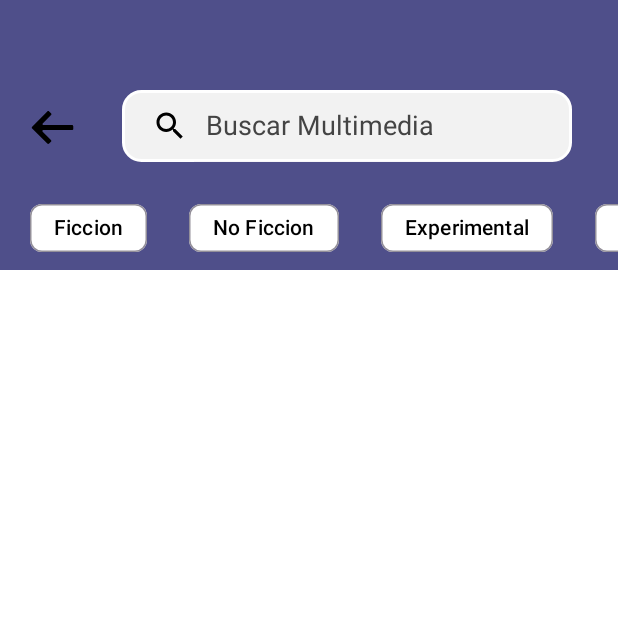
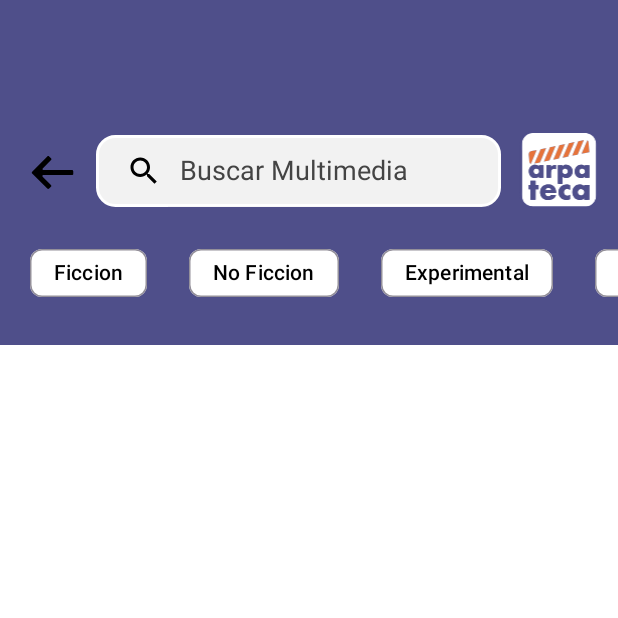
Before and after one commit to CarlitooooK/ModernLogin, an Android app: the SearchActivity screen opened directly, with no data from a screen before it, on a phone screen of 412 x 824 dp, the top half of it. Run offline under Robolectric (Android 15) with nearby library versions, the phone set to English and light mode, and no system bars.

Commit message:
Renombre de activity main a activity start

```diff
--- a/app/src/main/AndroidManifest.xml
+++ b/app/src/main/AndroidManifest.xml
@@ -14,7 +14,7 @@
         android:theme="@style/Theme.CreamLogin"
         tools:targetApi="31">
         <activity
-            android:name=".MainActivity"
+            android:name=".StartActivity"
             android:exported="true">
             <intent-filter>
                 <action android:name="android.intent.action.MAIN" />
--- a/app/src/main/java/com/example/creamlogin/MainActivity.kt
+++ b/app/src/main/java/com/example/creamlogin/StartActivity.kt
@@ -9,7 +9,7 @@ import androidx.viewpager2.widget.ViewPager2
 import me.relex.circleindicator.CircleIndicator3
 
 
-class MainActivity : AppCompatActivity() {
+class StartActivity : AppCompatActivity() {
 
     private lateinit var viewPager22: ViewPager2
     private lateinit var indicator: CircleIndicator3
@@ -19,7 +19,7 @@ class MainActivity : AppCompatActivity() {
     override fun onCreate(savedInstanceState: Bundle?) {
         super.onCreate(savedInstanceState)
         enableEdgeToEdge()
-        setContentView(R.layout.activity_main)
+        setContentView(R.layout.activity_start)
 
         btnSignUp = findViewById(R.id.btnSignIn)
 
--- /dev/null
+++ b/app/src/main/res/drawable/ic_search.xml
@@ -0,0 +1,5 @@
+<vector xmlns:android="http://schemas.android.com/apk/res/android" android:height="50dp" android:viewportHeight="24" android:viewportWidth="24" android:width="50dp">
+
+    <path android:fillColor="#00000000" android:pathData="M11,6C13.761,6 16,8.239 16,11M16.659,16.655L21,21M19,11C19,15.418 15.418,19 11,19C6.582,19 3,15.418 3,11C3,6.582 6.582,3 11,3C15.418,3 19,6.582 19,11Z" android:strokeColor="#f5f0e6" android:strokeLineCap="round" android:strokeLineJoin="round" android:strokeWidth="2"/>
+
+</vector>
--- a/app/src/main/res/layout/activity_search.xml
+++ b/app/src/main/res/layout/activity_search.xml
@@ -8,7 +8,8 @@
     <androidx.constraintlayout.widget.ConstraintLayout
         android:id="@+id/searchBAR"
         android:layout_width="match_parent"
-        android:layout_height="180dp"
+        android:layout_height="230dp"
+        android:paddingTop="30dp"
         app:layout_constraintTop_toTopOf="parent"
         app:layout_constraintStart_toStartOf="parent"
         android:background="@color/accent_color">
@@ -27,7 +28,7 @@
 
         <androidx.appcompat.widget.SearchView
             android:id="@+id/searchView"
-            android:layout_width="300dp"
+            android:layout_width="270dp"
             android:iconifiedByDefault="false"
             android:layout_height="wrap_content"
             android:hint="@string/buscar_multimedia"
@@ -35,9 +36,21 @@
             app:layout_constraintTop_toTopOf="parent"
             android:background="@drawable/background_search_view"
             android:layout_marginTop="60dp"
-            app:layout_constraintStart_toEndOf="@id/icBack"
-            app:layout_constraintEnd_toEndOf="parent">
+            android:layout_marginStart="14dp"
+            app:layout_constraintStart_toEndOf="@id/icBack">
         </androidx.appcompat.widget.SearchView>
+
+
+        <ImageView
+            android:layout_width="100dp"
+            android:layout_height="80dp"
+            android:src="@drawable/ic_arpateca"
+            android:contentDescription="@null"
+            app:layout_constraintStart_toEndOf="@id/searchView"
+            app:layout_constraintEnd_toEndOf="parent"
+            app:layout_constraintBottom_toBottomOf="@id/searchView"
+            app:layout_constraintTop_toTopOf="@id/searchView">
+        </ImageView>
 
         <HorizontalScrollView
             android:layout_width="0dp"
--- a/app/src/main/res/values/strings.xml
+++ b/app/src/main/res/values/strings.xml
@@ -32,4 +32,5 @@
     <string name="duracion_media">Duracion Media</string>
     <string name="buscar_multimedia">Buscar Multimedia</string>
     <string name="t_tulo_ejemplo">Título ejemplo</string>
+    <string name="a_adir_recurso">Añadir Recurso</string>
 </resources>
```
Also changed, not shown: app/src/main/java/com/example/creamlogin/SearchActivity.kt (+0 -8 lines), app/src/main/res/drawable/ic_add.xml (added, +7 -0 lines), app/src/main/res/menu/bottom_menu.xml (added, +14 -0 lines), app/src/main/res/layout/activity_start.xml (renamed from app/src/main/res/layout/activity_main.xml), 2 other files.
